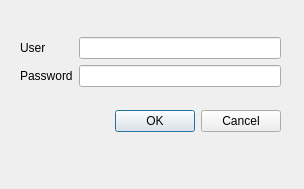
Artimi/icp_pn, file src/pn/loginwindow.ui: the form before one commit.
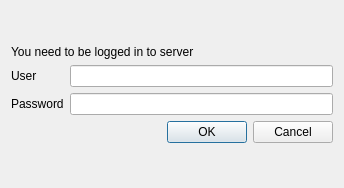
The form after the commit.

Patch:
```diff
--- a/src/pn/loginwindow.ui
+++ b/src/pn/loginwindow.ui
@@ -6,52 +6,54 @@
    <rect>
     <x>0</x>
     <y>0</y>
-    <width>304</width>
-    <height>189</height>
+    <width>344</width>
+    <height>188</height>
    </rect>
   </property>
   <property name="windowTitle">
    <string>Login</string>
   </property>
-  <widget class="QWidget" name="">
-   <property name="geometry">
-    <rect>
-     <x>20</x>
-     <y>20</y>
-     <width>261</width>
-     <height>131</height>
-    </rect>
-   </property>
    <layout class="QGridLayout" name="gridLayout_2">
     <item row="0" column="0">
      <layout class="QGridLayout" name="gridLayout">
-      <item row="0" column="0">
+     <item row="0" column="0" colspan="2">
+      <widget class="QLabel" name="label_3">
+       <property name="sizePolicy">
+        <sizepolicy hsizetype="MinimumExpanding" vsizetype="Fixed">
+         <horstretch>0</horstretch>
+         <verstretch>0</verstretch>
+        </sizepolicy>
+       </property>
+       <property name="text">
+        <string>You need to be logged in to server</string>
+       </property>
+      </widget>
+     </item>
+     <item row="1" column="0">
        <widget class="QLabel" name="label">
         <property name="text">
          <string>User</string>
         </property>
        </widget>
       </item>
-      <item row="0" column="1">
+     <item row="1" column="1">
        <widget class="QLineEdit" name="LEUser"/>
       </item>
-      <item row="1" column="0">
+     <item row="2" column="0">
        <widget class="QLabel" name="label_2">
         <property name="text">
          <string>Password</string>
         </property>
        </widget>
       </item>
-      <item row="1" column="1">
+     <item row="2" column="1">
        <widget class="QLineEdit" name="LEPassword">
         <property name="echoMode">
          <enum>QLineEdit::Password</enum>
         </property>
        </widget>
       </item>
-     </layout>
-    </item>
-    <item row="1" column="0">
+     <item row="3" column="0" colspan="2">
      <widget class="QDialogButtonBox" name="buttonBox">
       <property name="orientation">
        <enum>Qt::Horizontal</enum>
@@ -62,7 +64,8 @@
      </widget>
     </item>
    </layout>
-  </widget>
+   </item>
+  </layout>
  </widget>
  <resources/>
  <connections>
```
Lines whose indentation alone changed are shown as unchanged.
